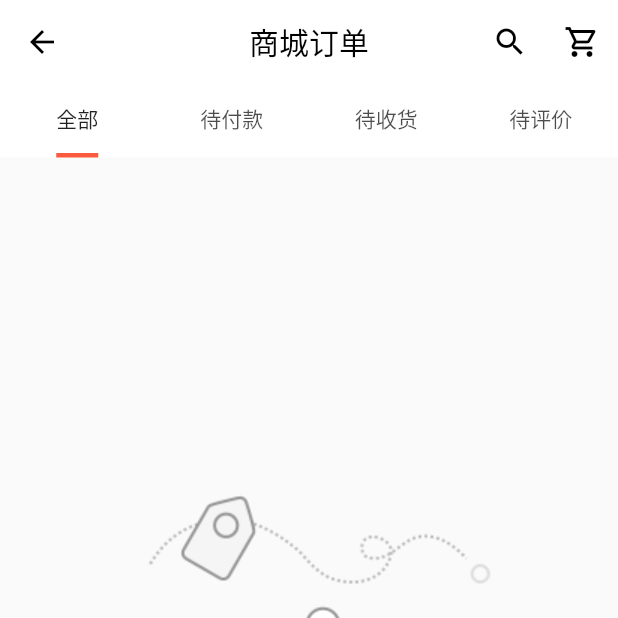
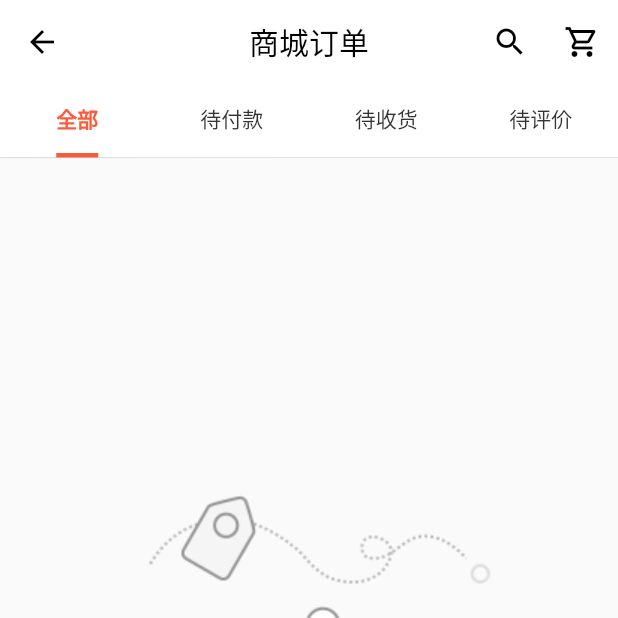
Before and after one commit to deepindo/DoXiaoMiMall, a Flutter app: the OrderListView screen opened by its route, on a phone screen of 412 x 824 dp, the top half of it. Run offline on Flutter 3.47's test engine with Material 2 defaults, Android fonts, the phone set to English and light mode, and no system bars; our stand-ins replace dio, flutter_easyloading, flutter_html, flutter_screenutil, flutter_spinkit, flutter_swipe_action_cell and 6 more; missing offline and left inert: city_pickers; accounts and stored records are empty; network calls fail.

Commit message:
添加售后服务页面；订单列表页面更新；我的页面有关订单的菜单入口可以对应进入某个子标签；其他细节调整

```diff
--- a/lib/app/modules/address/addressManager/views/address_manager_view.dart
+++ b/lib/app/modules/address/addressManager/views/address_manager_view.dart
@@ -15,7 +15,7 @@ class AddressManagerView extends GetView<AddressManagerController> {
       backgroundColor: DoColors.gray249,
       appBar: AppBar(
         backgroundColor: Colors.white,
-        elevation: 0,
+        elevation: 0.2,
         title: const Text('地址管理'),
         centerTitle: true,
       ),
--- a/lib/app/modules/orderList/views/order_list_view.dart
+++ b/lib/app/modules/orderList/views/order_list_view.dart
@@ -23,7 +23,7 @@ class OrderListView extends GetView<OrderListController> {
       title: const Text('商城订单'),
       centerTitle: true,
       backgroundColor: Colors.white,
-      elevation: 0,
+      elevation: 0.2,
       actions: [
         IconButton(
             onPressed: () {},
@@ -35,6 +35,20 @@ class OrderListView extends GetView<OrderListController> {
       ],
       bottom: TabBar(
         tabs: controller.tabBarList,
+        labelColor: DoColors.theme,
+        unselectedLabelColor: DoColors.black128,
+
+        ///以下两项里面设置颜色有问题
+        labelStyle: TextStyle(
+          fontSize: DoScreenAdapter.fs(14),
+          fontWeight: FontWeight.bold,
+          // color: DoColors.theme,
+        ),
+        unselectedLabelStyle: TextStyle(
+          fontSize: DoScreenAdapter.fs(14),
+          fontWeight: FontWeight.normal,
+          // color: DoColors.gray154,
+        ),
         indicatorColor: DoColors.theme,
         indicatorSize: TabBarIndicatorSize.label,
         indicatorWeight: 3,
@@ -60,13 +74,14 @@ class OrderListView extends GetView<OrderListController> {
     );
   }
 
+  ///--------------
   ///全部
   Widget _allOrderListView() {
     return Obx(
-      () => controller.orderList.isNotEmpty
+      () => controller.allOrderList.isNotEmpty
           ? ListView(
               shrinkWrap: true,
-              children: controller.orderList
+              children: controller.allOrderList
                   .map((element) => _orderItem(element))
                   .toList(),
             )
@@ -76,37 +91,47 @@ class OrderListView extends GetView<OrderListController> {
 
   ///待付款
   Widget _waitingPayOrderListView() {
-    return ListView(
-      children: [
-        Container(
-          color: Colors.orange,
-        )
-      ],
+    return Obx(
+      () => controller.paymentOrderList.isNotEmpty
+          ? ListView(
+              shrinkWrap: true,
+              children: controller.paymentOrderList
+                  .map((element) => _orderItem(element))
+                  .toList(),
+            )
+          : commonEmptyView("暂无订单"),
     );
   }
 
   ///待收货
   Widget _waitingReceiverOrderListView() {
-    return ListView(
-      children: [
-        Container(
-          color: Colors.green,
-        )
-      ],
+    return Obx(
+      () => controller.receiverOrderList.isNotEmpty
+          ? ListView(
+              shrinkWrap: true,
+              children: controller.receiverOrderList
+                  .map((element) => _orderItem(element))
+                  .toList(),
+            )
+          : commonEmptyView("暂无订单"),
     );
   }
 
   ///待评价
   Widget _waitingCommentOrderListView() {
-    return ListView(
-      children: [
-        Container(
-          color: Colors.cyan,
-        )
-      ],
+    return Obx(
+      () => controller.commentOrderList.isNotEmpty
+          ? ListView(
+              shrinkWrap: true,
+              children: controller.commentOrderList
+                  .map((element) => _orderItem(element))
+                  .toList(),
+            )
+          : commonEmptyView("暂无订单"),
     );
   }
 
+  ///--------------
   ///订单子项
   Widget _orderItem(OrderItemModel orderItemModel) {
     return Column(
--- a/lib/app/routes/app_routes.dart
+++ b/lib/app/routes/app_routes.dart
@@ -39,6 +39,7 @@ abstract class Routes {
   static const ORDER_LIST = _Paths.ORDER_LIST;
   static const ORDER_INFO = _Paths.ORDER_INFO;
   static const ORDER_CONTENT = _Paths.ORDER_CONTENT;
+  static const AFTER_SALE = _Paths.AFTER_SALE;
 }
 
 abstract class _Paths {
@@ -79,4 +80,5 @@ abstract class _Paths {
   static const ORDER_LIST = '/order-list';
   static const ORDER_INFO = '/order-info';
   static const ORDER_CONTENT = '/order-content';
+  static const AFTER_SALE = '/after-sale';
 }
```
Also changed, not shown: lib/app/modules/afterSale/bindings/after_sale_binding.dart (added, +12 -0 lines), lib/app/modules/afterSale/controllers/after_sale_controller.dart (added, +68 -0 lines), lib/app/modules/afterSale/views/after_sale_view.dart (added, +65 -0 lines), lib/app/modules/me/views/me_view.dart (+7 -4 lines), lib/app/modules/orderList/controllers/order_list_controller.dart (+84 -4 lines), lib/app/routes/app_pages.dart (+7 -0 lines), 1 other file.
